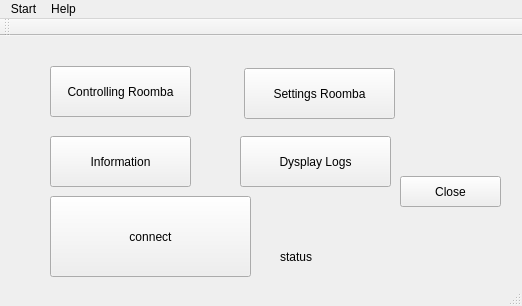
Above: GUI/Gui-RoombaV1.0/roomba.ui from K-4U/ese_project4y5 before the change. Below: the same form after it.
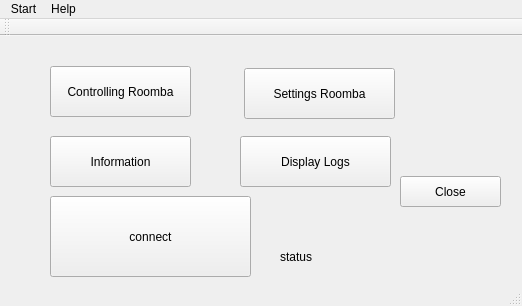
That is the form after the change.

The edit to the form file:
```diff
--- a/GUI/Gui-RoombaV1.0/roomba.ui
+++ b/GUI/Gui-RoombaV1.0/roomba.ui
@@ -76,7 +76,7 @@
      </rect>
     </property>
     <property name="text">
-     <string>Dysplay Logs</string>
+     <string>Display Logs</string>
     </property>
    </widget>
    <widget class="QPushButton" name="pbConnect">
```
Left out of the diff: 14 changed lines with no effect on the pictures.
